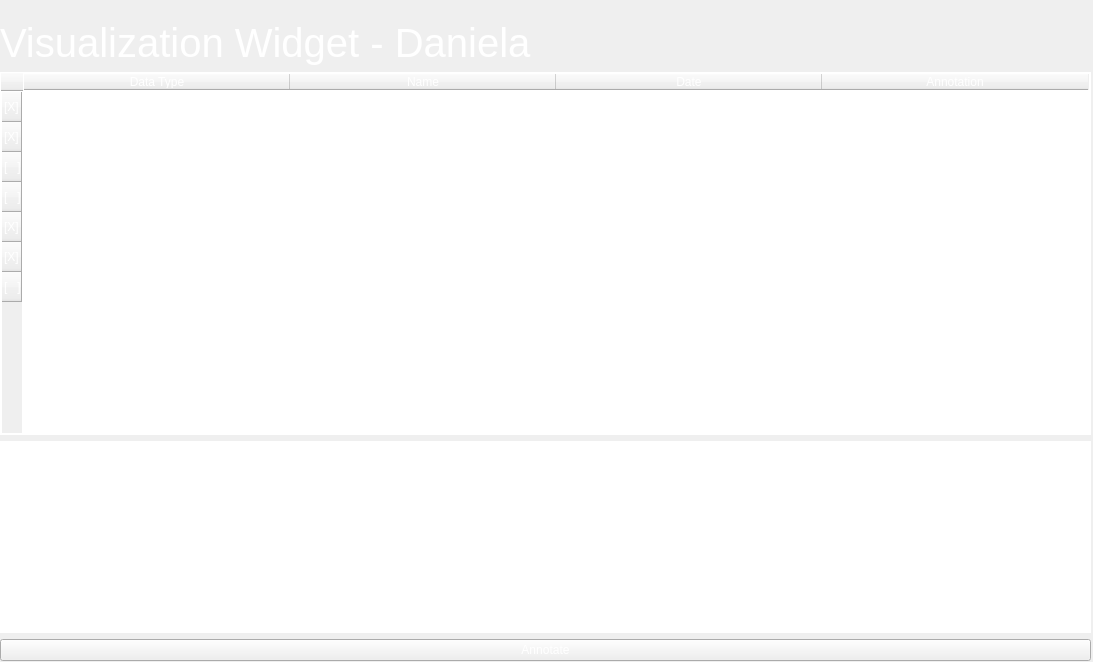
The window that src/views/VisualizationWidget.ui (komodo6/AVERT) describes before a commit, drawn with Qt 5.
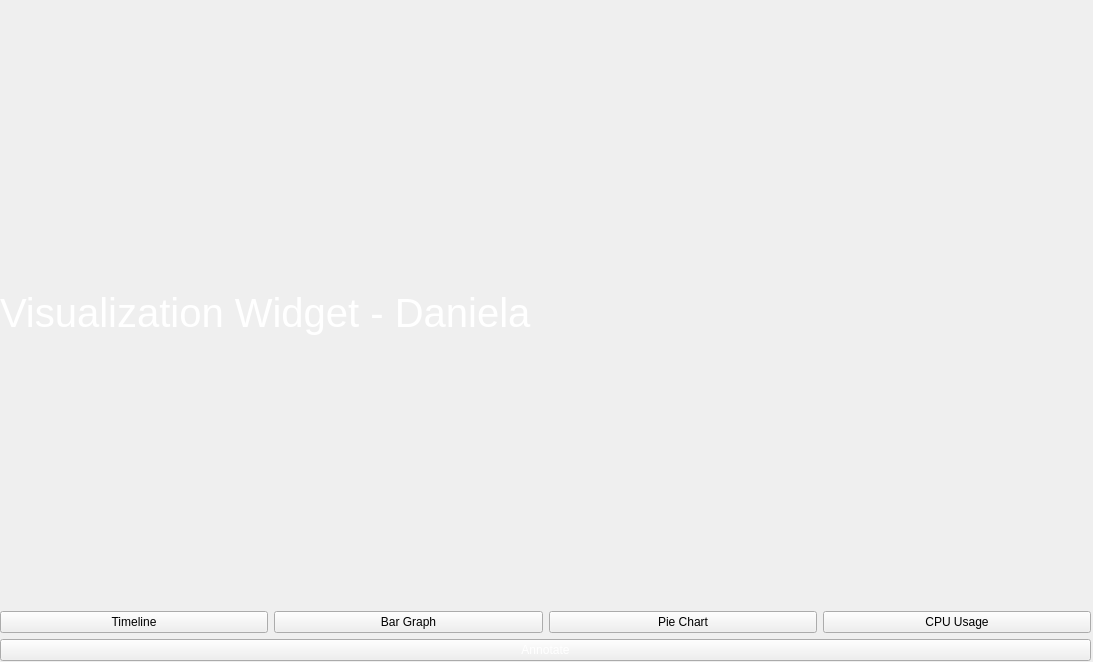
The same window after the commit.

Commit message: Added Bar Graph Widget to the Ui Added Pie Chart Widget to tbe UI Added Timeline Widget to the UI Edit Visualization Widget to the UI

```diff
--- a/src/views/VisualizationWidget.ui
+++ b/src/views/VisualizationWidget.ui
@@ -23,288 +23,7 @@
     </rect>
    </property>
    <layout class="QGridLayout" name="gridLayout_2">
-    <item row="1" column="1">
-     <layout class="QHBoxLayout" name="horizontalLayout_2">
-      <item>
-       <widget class="QLabel" name="label">
-        <property name="font">
-         <font>
-          <pointsize>30</pointsize>
-         </font>
-        </property>
-        <property name="styleSheet">
-         <string notr="true">color: white;</string>
-        </property>
-        <property name="text">
-         <string>Visualization Widget - Daniela</string>
-        </property>
-       </widget>
-      </item>
-     </layout>
-    </item>
-    <item row="4" column="1">
-     <widget class="QTextEdit" name="Text_Edit">
-      <property name="styleSheet">
-       <string notr="true">border: 1px solid white;
-color: white;</string>
-      </property>
-      <property name="html">
-       <string>&lt;!DOCTYPE HTML PUBLIC &quot;-//W3C//DTD HTML 4.0//EN&quot; &quot;http://www.w3.org/TR/REC-html40/strict.dtd&quot;&gt;
-&lt;html&gt;&lt;head&gt;&lt;meta name=&quot;qrichtext&quot; content=&quot;1&quot; /&gt;&lt;style type=&quot;text/css&quot;&gt;
-p, li { white-space: pre-wrap; }
-&lt;/style&gt;&lt;/head&gt;&lt;body style=&quot; font-family:'Cantarell'; font-size:11pt; font-weight:400; font-style:normal;&quot;&gt;
-&lt;p style=&quot; margin-top:0px; margin-bottom:0px; margin-left:0px; margin-right:0px; -qt-block-indent:0; text-indent:0px;&quot;&gt;Captured Last Week&lt;/p&gt;&lt;/body&gt;&lt;/html&gt;</string>
-      </property>
-     </widget>
-    </item>
-    <item row="3" column="1">
-     <widget class="QTableWidget" name="Table_Widget">
-      <property name="sizePolicy">
-       <sizepolicy hsizetype="Expanding" vsizetype="Expanding">
-        <horstretch>35</horstretch>
-        <verstretch>21</verstretch>
-       </sizepolicy>
-      </property>
-      <property name="font">
-       <font/>
-      </property>
-      <property name="tabletTracking">
-       <bool>false</bool>
-      </property>
-      <property name="focusPolicy">
-       <enum>Qt::WheelFocus</enum>
-      </property>
-      <property name="styleSheet">
-       <string notr="true">gridline-color: white;
-color: white;
-border: 1px solid white;</string>
-      </property>
-      <property name="showGrid">
-       <bool>true</bool>
-      </property>
-      <property name="sortingEnabled">
-       <bool>false</bool>
-      </property>
-      <property name="wordWrap">
-       <bool>true</bool>
-      </property>
-      <property name="cornerButtonEnabled">
-       <bool>true</bool>
-      </property>
-      <property name="rowCount">
-       <number>7</number>
-      </property>
-      <attribute name="horizontalHeaderVisible">
-       <bool>true</bool>
-      </attribute>
-      <attribute name="horizontalHeaderCascadingSectionResizes">
-       <bool>true</bool>
-      </attribute>
-      <attribute name="horizontalHeaderMinimumSectionSize">
-       <number>36</number>
-      </attribute>
-      <attribute name="horizontalHeaderDefaultSectionSize">
-       <number>266</number>
-      </attribute>
-      <attribute name="verticalHeaderMinimumSectionSize">
-       <number>17</number>
-      </attribute>
-      <attribute name="verticalHeaderDefaultSectionSize">
-       <number>30</number>
-      </attribute>
-      <row>
-       <property name="text">
-        <string>[X]</string>
-       </property>
-      </row>
-      <row>
-       <property name="text">
-        <string>[X]</string>
-       </property>
-      </row>
-      <row>
-       <property name="text">
-        <string>[   ]</string>
-       </property>
-      </row>
-      <row>
-       <property name="text">
-        <string>[   ]</string>
-       </property>
-      </row>
-      <row>
-       <property name="text">
-        <string>[X]</string>
-       </property>
-      </row>
-      <row>
-       <property name="text">
-        <string>[X]</string>
-       </property>
-      </row>
-      <row>
-       <property name="text">
-        <string>[   ]</string>
-       </property>
-      </row>
-      <column>
-       <property name="text">
-        <string>Data Type</string>
-       </property>
-      </column>
-      <column>
-       <property name="text">
-        <string>Name</string>
-       </property>
-      </column>
-      <column>
-       <property name="text">
-        <string>Date</string>
-       </property>
-      </column>
-      <column>
-       <property name="text">
-        <string>Annotation</string>
-       </property>
-      </column>
-      <item row="0" column="0">
-       <property name="text">
-        <string>Keystroke</string>
-       </property>
-      </item>
-      <item row="0" column="1">
-       <property name="text">
-        <string>keys_01.pdf</string>
-       </property>
-      </item>
-      <item row="0" column="2">
-       <property name="text">
-        <string>03/18/2021</string>
-       </property>
-      </item>
-      <item row="0" column="3">
-       <property name="text">
-        <string>IMPORTANT</string>
-       </property>
-      </item>
-      <item row="1" column="0">
-       <property name="text">
-        <string>PCAP</string>
-       </property>
-      </item>
-      <item row="1" column="1">
-       <property name="text">
-        <string>first-capture.pcapng</string>
-       </property>
-      </item>
-      <item row="1" column="2">
-       <property name="text">
-        <string>03/17/2021</string>
-       </property>
-      </item>
-      <item row="1" column="3">
-       <property name="text">
-        <string/>
-       </property>
-      </item>
-      <item row="2" column="0">
-       <property name="text">
-        <string>PNG</string>
-       </property>
-      </item>
-      <item row="2" column="1">
-       <property name="text">
-        <string>IMAGE_001.png</string>
-       </property>
-      </item>
-      <item row="2" column="2">
-       <property name="text">
-        <string>03/13/2021</string>
-       </property>
-      </item>
-      <item row="2" column="3">
-       <property name="text">
-        <string/>
-       </property>
-      </item>
-      <item row="3" column="0">
-       <property name="text">
-        <string>PCAP</string>
-       </property>
-      </item>
-      <item row="3" column="1">
-       <property name="text">
-        <string>second-capture.pcapng</string>
-       </property>
-      </item>
-      <item row="3" column="2">
-       <property name="text">
-        <string>03/19/2021</string>
-       </property>
-      </item>
-      <item row="3" column="3">
-       <property name="text">
-        <string/>
-       </property>
-      </item>
-      <item row="4" column="0">
-       <property name="text">
-        <string>MP4</string>
-       </property>
-      </item>
-      <item row="4" column="1">
-       <property name="text">
-        <string>VID_05576_03192021.MP4</string>
-       </property>
-      </item>
-      <item row="4" column="2">
-       <property name="text">
-        <string>03/18/2021</string>
-       </property>
-      </item>
-      <item row="4" column="3">
-       <property name="text">
-        <string>Captured last week</string>
-       </property>
-      </item>
-      <item row="5" column="0">
-       <property name="text">
-        <string>Keystrokes</string>
-       </property>
-      </item>
-      <item row="5" column="1">
-       <property name="text">
-        <string>keys_02.pdf</string>
-       </property>
-      </item>
-      <item row="5" column="2">
-       <property name="text">
-        <string>03/19/2021</string>
-       </property>
-      </item>
-      <item row="5" column="3">
-       <property name="text">
-        <string>Add to report</string>
-       </property>
-      </item>
-      <item row="6" column="0">
-       <property name="text">
-        <string>PNG</string>
-       </property>
-      </item>
-      <item row="6" column="1">
-       <property name="text">
-        <string>IMAGE_002.png</string>
-       </property>
-      </item>
-      <item row="6" column="2">
-       <property name="text">
-        <string>03/21/2021</string>
-       </property>
-      </item>
-     </widget>
-    </item>
-    <item row="5" column="1">
+    <item row="2" column="1">
      <widget class="QPushButton" name="pushButton">
       <property name="styleSheet">
        <string notr="true">color: white;l</string>
@@ -314,6 +33,53 @@
       </property>
      </widget>
     </item>
+    <item row="0" column="1">
+     <widget class="QLabel" name="label">
+      <property name="font">
+       <font>
+        <pointsize>30</pointsize>
+       </font>
+      </property>
+      <property name="styleSheet">
+       <string notr="true">color: white;</string>
+      </property>
+      <property name="text">
+       <string>Visualization Widget - Daniela</string>
+      </property>
+     </widget>
+    </item>
+    <item row="1" column="1">
+     <layout class="QHBoxLayout" name="horizontalLayout">
+      <item>
+       <widget class="QPushButton" name="Timeline">
+        <property name="text">
+         <string>Timeline</string>
+        </property>
+       </widget>
+      </item>
+      <item>
+       <widget class="QPushButton" name="Bar_Graph">
+        <property name="text">
+         <string>Bar Graph</string>
+        </property>
+       </widget>
+      </item>
+      <item>
+       <widget class="QPushButton" name="Pie_Chart">
+        <property name="text">
+         <string>Pie Chart</string>
+        </property>
+       </widget>
+      </item>
+      <item>
+       <widget class="QPushButton" name="CPU_Usage">
+        <property name="text">
+         <string>CPU Usage</string>
+        </property>
+       </widget>
+      </item>
+     </layout>
+    </item>
    </layout>
   </widget>
  </widget>
```
The commit also changes 4 other files.
